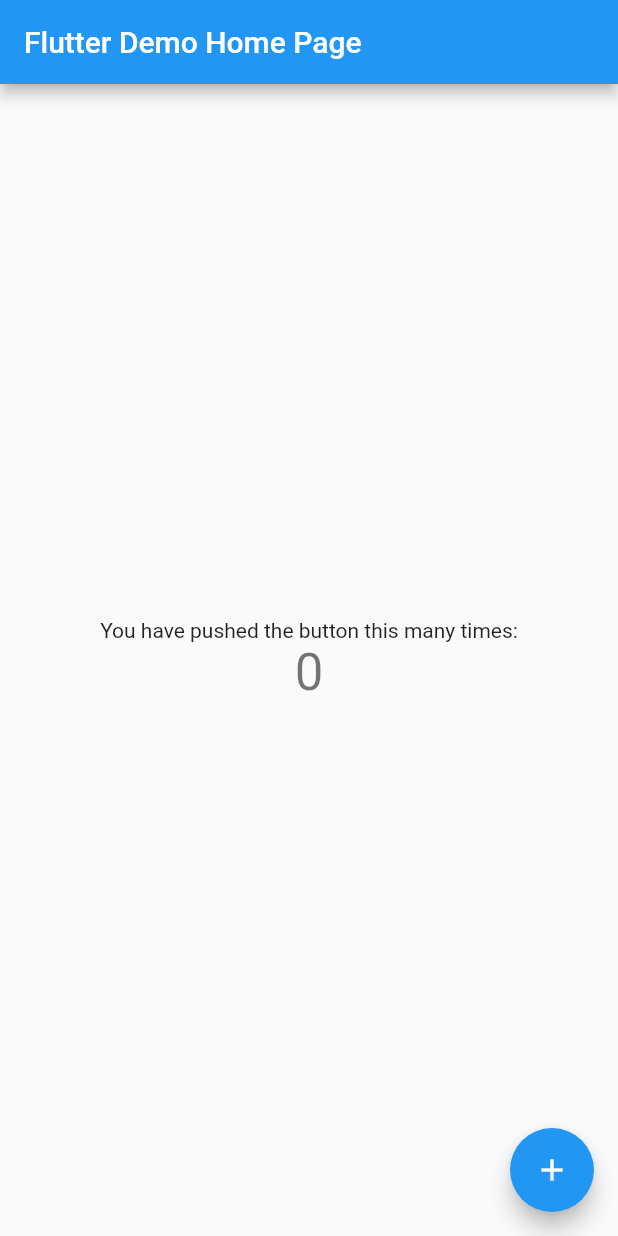
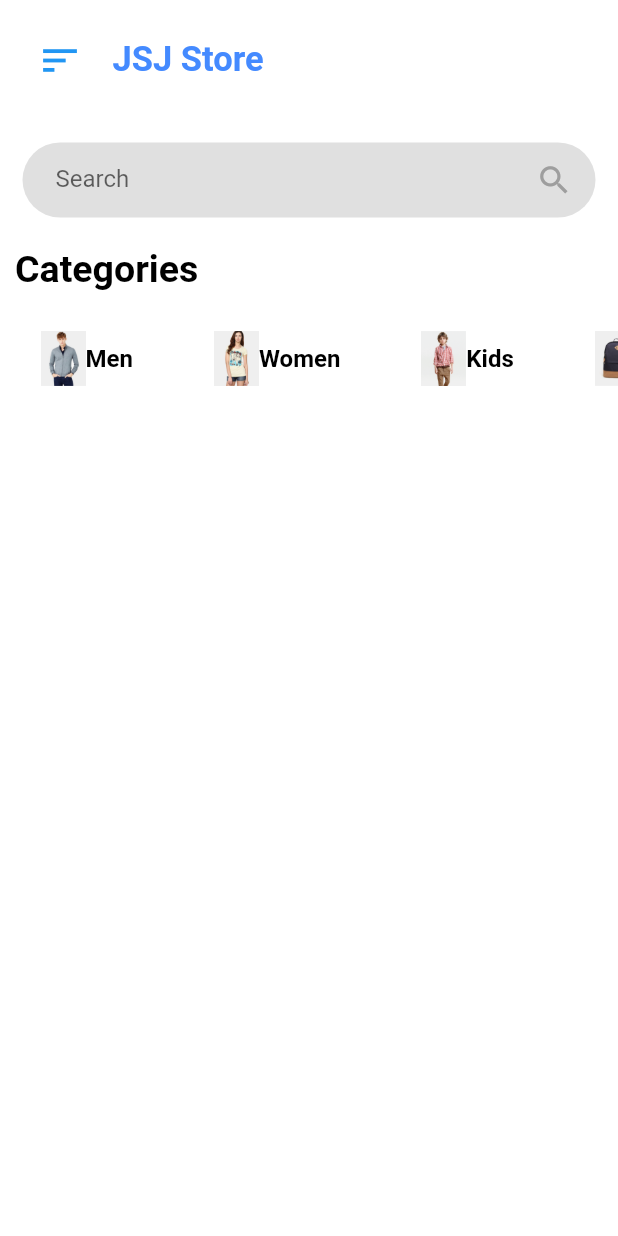
Before and after one commit to smreeti/jsjflutterapp, a Flutter app: the screen it shows after launch, on a phone screen of 412 x 824 dp. Run offline on Flutter 3.47's test engine with Material 2 defaults, Android fonts, the phone set to English and light mode, and no system bars.

Commit message:
add home page and category widget

```diff
--- a/lib/main.dart
+++ b/lib/main.dart
@@ -1,7 +1,8 @@
 import 'package:flutter/material.dart';
+import 'package:jsjflutterapp/pages/Homepage.dart';
 
 void main() {
-  runApp(const MyApp());
+  runApp(MyApp());
 }
 
 class MyApp extends StatelessWidget {
@@ -11,105 +12,13 @@
   @override
   Widget build(BuildContext context) {
     return MaterialApp(
-      title: 'Flutter Demo',
+      debugShowCheckedModeBanner: false,
       theme: ThemeData(
-        // This is the theme of your application.
-        //
-        // Try running your application with "flutter run". You'll see the
-        // application has a blue toolbar. Then, without quitting the app, try
-        // changing the primarySwatch below to Colors.green and then invoke
-        // "hot reload" (press "r" in the console where you ran "flutter run",
-        // or simply save your changes to "hot reload" in a Flutter IDE).
-        // Notice that the counter didn't reset back to zero; the application
-        // is not restarted.
-        primarySwatch: Colors.blue,
+        scaffoldBackgroundColor: Colors.white,
       ),
-      home: const MyHomePage(title: 'Flutter Demo Home Page'),
+      routes: {
+        "/": (context) => const Homepage()
+      },
     );
   }
 }
-
-class MyHomePage extends StatefulWidget {
-  const MyHomePage({super.key, required this.title});
-
-  // This widget is the home page of your application. It is stateful, meaning
-  // that it has a State object (defined below) that contains fields that affect
-  // how it looks.
-
-  // This class is the configuration for the state. It holds the values (in this
-  // case the title) provided by the parent (in this case the App widget) and
-  // used by the build method of the State. Fields in a Widget subclass are
-  // always marked "final".
-
-  final String title;
-
-  @override
-  State<MyHomePage> createState() => _MyHomePageState();
-}
-
-class _MyHomePageState extends State<MyHomePage> {
-  int _counter = 0;
-
-  void _incrementCounter() {
-    setState(() {
-      // This call to setState tells the Flutter framework that something has
-      // changed in this State, which causes it to rerun the build method below
-      // so that the display can reflect the updated values. If we changed
-      // _counter without calling setState(), then the build method would not be
-      // called again, and so nothing would appear to happen.
-      _counter++;
-    });
-  }
-
-  @override
-  Widget build(BuildContext context) {
-    // This method is rerun every time setState is called, for instance as done
-    // by the _incrementCounter method above.
-    //
-    // The Flutter framework has been optimized to make rerunning build methods
-    // fast, so that you can just rebuild anything that needs updating rather
-    // than having to individually change instances of widgets.
-    return Scaffold(
-      appBar: AppBar(
-        // Here we take the value from the MyHomePage object that was created by
-        // the App.build method, and use it to set our appbar title.
-        title: Text(widget.title),
-      ),
-      body: Center(
-        // Center is a layout widget. It takes a single child and positions it
-        // in the middle of the parent.
-        child: Column(
-          // Column is also a layout widget. It takes a list of children and
-          // arranges them vertically. By default, it sizes itself to fit its
-          // children horizontally, and tries to be as tall as its parent.
-          //
-          // Invoke "debug painting" (press "p" in the console, choose the
-          // "Toggle Debug Paint" action from the Flutter Inspector in Android
-          // Studio, or the "Toggle Debug Paint" command in Visual Studio Code)
-          // to see the wireframe for each widget.
-          //
-          // Column has various properties to control how it sizes itself and
-          // how it positions its children. Here we use mainAxisAlignment to
-          // center the children vertically; the main axis here is the vertical
-          // axis because Columns are vertical (the cross axis would be
-          // horizontal).
-          mainAxisAlignment: MainAxisAlignment.center,
-          children: <Widget>[
-            const Text(
-              'You have pushed the button this many times:',
-            ),
-            Text(
-              '$_counter',
-              style: Theme.of(context).textTheme.headlineMedium,
-            ),
-          ],
-        ),
-      ),
-      floatingActionButton: FloatingActionButton(
-        onPressed: _incrementCounter,
-        tooltip: 'Increment',
-        child: const Icon(Icons.add),
-      ), // This trailing comma makes auto-formatting nicer for build methods.
-    );
-  }
-}
--- /dev/null
+++ b/lib/pages/Homepage.dart
@@ -0,0 +1,82 @@
+import 'package:flutter/material.dart';
+import 'package:jsjflutterapp/widgets/HomeAppBar.dart';
+
+import '../widgets/CategoriesWidget.dart';
+
+class Homepage extends StatelessWidget {
+  const Homepage({super.key});
+
+  // This widget is the root of your application.
+  @override
+  Widget build(BuildContext context) {
+    return Scaffold(
+      body: ListView(
+        children: [
+          const HomeAppBar(),
+          Container(
+            padding: const EdgeInsets.only(top: 15),
+            decoration: const BoxDecoration(
+              color: Colors.white12,
+              borderRadius: BorderRadius.only(
+                topLeft: Radius.circular(25),
+                topRight: Radius.circular(25),
+              ),
+            ),
+            child: Column(
+              children: [
+                Container(
+                  margin: const EdgeInsets.symmetric(horizontal: 15),
+                  padding: const EdgeInsets.symmetric(horizontal: 15),
+                  height: 50,
+                  decoration: BoxDecoration(
+                      color: Colors.black12,
+                      borderRadius: BorderRadius.circular(25)
+                  ),
+                  child:Row(
+                    children: [
+                      Container(
+                        margin: const EdgeInsets.only(left: 7),
+                        height: 60,
+                          width: 300,
+                        child: TextFormField(
+                          decoration: const InputDecoration(
+                            border: InputBorder.none,
+                            hintText: "Search "
+                          ),
+                        ),
+                      ),
+                      const Spacer(),
+                      const Icon(
+                        Icons.search,
+                        size: 25,
+                        color: Colors.grey,
+                      )
+                    ],
+                  )
+                ),
+                Container(
+                  alignment: Alignment.centerLeft,
+                  margin: const EdgeInsets.symmetric(
+                    vertical: 20,
+                    horizontal: 10,
+                  ),
+                  child: const Text(
+                    "Categories",
+                    style: TextStyle(
+                      fontSize: 25,
+                      fontWeight: FontWeight.bold,
+                      color: Colors.black
+                    ),
+                  )
+                ),
+
+                //Categories section
+                const CategoriesWidget(),
+              ],
+            ),
+          )
+        ],
+      ),
+    );
+  }
+}
--- /dev/null
+++ b/lib/widgets/CategoriesWidget.dart
@@ -0,0 +1,44 @@
+import 'package:flutter/material.dart';
+
+class CategoriesWidget extends StatelessWidget {
+  const CategoriesWidget({super.key});
+
+
+  @override
+  Widget build(BuildContext context) {
+    final categories = ['Men', 'Women', 'Kids', 'Accessories'];
+
+    return SingleChildScrollView(
+      scrollDirection: Axis.horizontal,
+      child: Row(
+        children: [
+          for (final category in categories)
+            Container(
+              margin: const EdgeInsets.symmetric(horizontal: 12),
+              padding: const EdgeInsets.symmetric(vertical: 5, horizontal: 15),
+              decoration: BoxDecoration(
+                  color: Colors.white, borderRadius: BorderRadius.circular(25)),
+              child: Row(
+                crossAxisAlignment: CrossAxisAlignment.center,
+                children: [
+                  Image.asset(
+                    "images/$category.png",
+                    width: 30,
+                    height: 40,
+                  ),
+                  Text(
+                    category,
+                    style: const TextStyle(
+                        fontWeight: FontWeight.bold,
+                        fontSize: 16,
+                        color: Colors.black),
+                  ),
+                  const Padding(padding: EdgeInsets.only(bottom: 20)),
+                ],
+              ),
+            )
+        ],
+      ),
+    );
+  }
+}
--- /dev/null
+++ b/lib/widgets/HomeAppBar.dart
@@ -0,0 +1,33 @@
+import 'package:flutter/material.dart';
+
+class HomeAppBar extends StatelessWidget {
+  const HomeAppBar({super.key});
+
+  @override
+  Widget build(BuildContext context) {
+    return Container(
+      color: Colors.white,
+      padding: const EdgeInsets.all(25),
+      child: Row(
+        children: const [
+          Icon(
+            Icons.sort,
+            size: 30,
+            color: Colors.blue,
+          ),
+          Padding(
+            padding: EdgeInsets.only(left: 20),
+            child: Text(
+              "JSJ Store",
+              style: TextStyle(
+                  fontSize: 23,
+                  fontWeight: FontWeight.bold,
+                  color: Colors.blueAccent),
+            ),
+          ),
+          Spacer(),
+        ],
+      ),
+    );
+  }
+}
--- a/pubspec.yaml
+++ b/pubspec.yaml
@@ -35,6 +35,7 @@
   # The following adds the Cupertino Icons font to your application.
   # Use with the CupertinoIcons class for iOS style icons.
   cupertino_icons: ^1.0.2
+  badges: ^2.0.3
 
 dev_dependencies:
   flutter_test:
@@ -59,8 +60,8 @@
   uses-material-design: true
 
   # To add assets to your application, add an assets section, like this:
-  # assets:
-  #   - images/a_dot_burr.jpeg
+  assets:
+    - images/
   #   - images/a_dot_ham.jpeg
 
   # An image asset can refer to one or more resolution-specific "variants", see
```
Also changed, not shown: images/Accessories.png (added), images/Kids.png (added), images/Men.png (added), images/Women.png (added), pubspec.lock.
